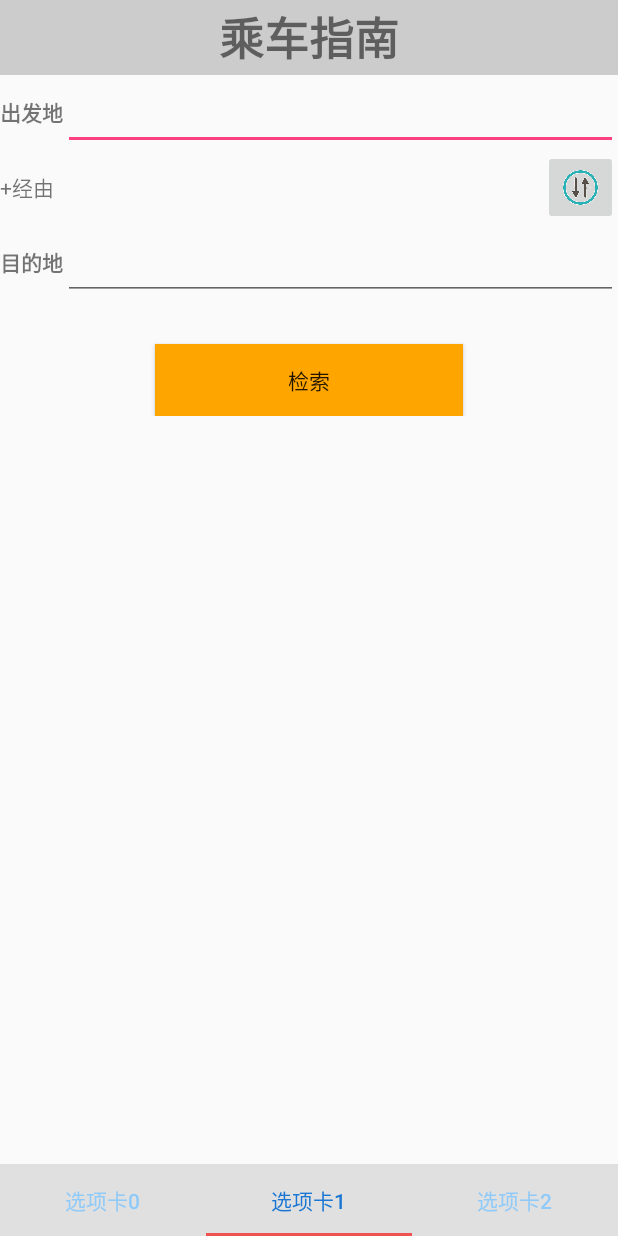
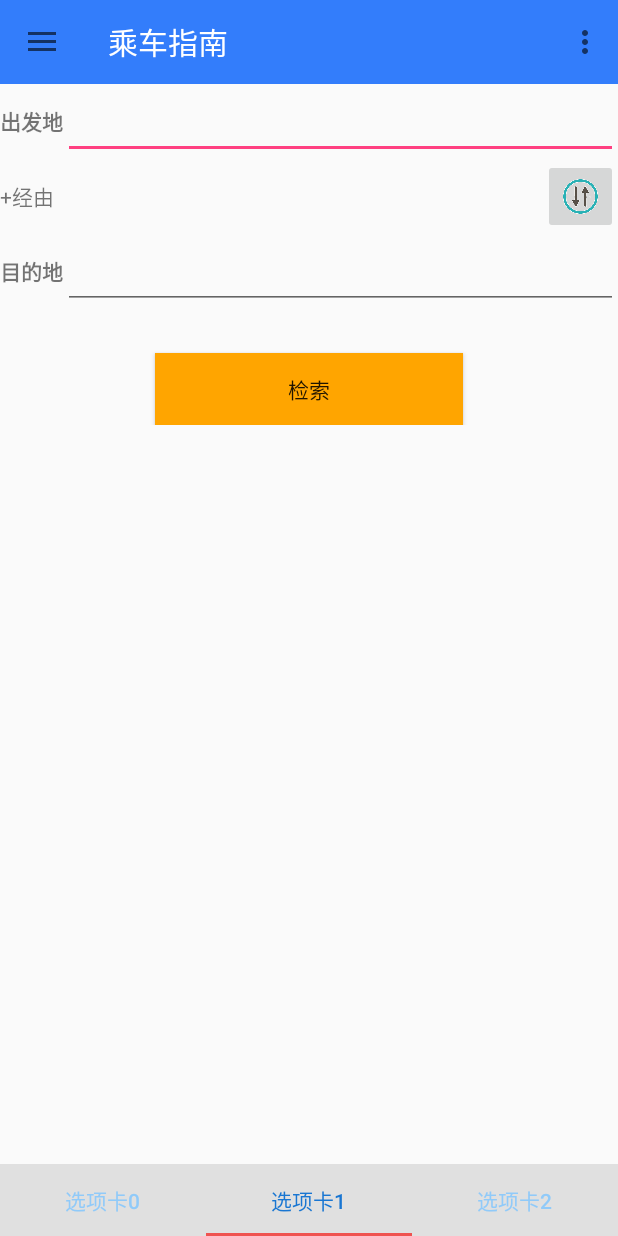
Before and after one commit to safari0825/TransferGuide, an Android app: the screen it shows after launch (MainActivity), item 2 of the bottom bar chosen, on a phone screen of 412 x 824 dp. Run offline under Robolectric (Android 15) with nearby library versions, the phone set to English and light mode, and no system bars.

Commit message:
add & delete via OK

```diff
--- a/app/src/main/AndroidManifest.xml
+++ b/app/src/main/AndroidManifest.xml
@@ -10,8 +10,7 @@
         android:theme="@style/AppTheme">
         <activity
             android:name=".MainActivity"
-            android:label="@string/app_name"
-            android:theme="@style/AppTheme.NoActionBar">
+            android:label="@string/app_name">
             <intent-filter>
                 <action android:name="android.intent.action.MAIN" />
 
@@ -21,7 +20,7 @@
         <activity
             android:name=".SrchResultActivity"
             android:label="@string/title_activity_srch_result"
-            android:theme="@style/AppTheme.NoActionBar"></activity>
+            ></activity>
     </application>
 
 </manifest>
--- a/app/src/main/java/jp/co/pp/transferguide/MainActivity.java
+++ b/app/src/main/java/jp/co/pp/transferguide/MainActivity.java
@@ -55,6 +55,8 @@ public class MainActivity extends AppCompatActivity {
         setContentView(R.layout.activity_main);
 
         initDrawer();
+
+        toolbarSet();
 
         TabLayout tabLayout = (TabLayout) findViewById(R.id.tabLayout);
         for (int i = 0; i < 3; i++)
@@ -163,9 +165,6 @@ public class MainActivity extends AppCompatActivity {
          //getSupportActionBar().setDisplayHomeAsUpEnabled(true);
          //getSupportActionBar().setHomeButtonEnabled(true);
 
-        getActionBar().setDisplayHomeAsUpEnabled(true);
-        getActionBar().setHomeButtonEnabled(true);
-
         String[] drawer_menu = this.getResources().getStringArray(R.array.drawer_menu);
         List<NaviListAdapter.BindData> dataList = new ArrayList<NaviListAdapter.BindData>();
         for(int i =0 ; i < drawer_menu.length;i++) {
@@ -184,44 +183,43 @@ public class MainActivity extends AppCompatActivity {
         //mDrawerList.setAdapter(new ArrayAdapter<String>(this,
         //        android.R.layout.simple_expandable_list_item_1, drawer_menu));
 
-        mDrawerList.setAdapter(new NaviListAdapter(this,R.layout.listnaviitem,dataList));
+        mDrawerList.setAdapter(new NaviListAdapter(this, R.layout.listnaviitem, dataList));
 
-        //layDrawer = (DrawerLayout) findViewById(R.id.drawer_layout);
-        //lstDrawer = (ListView) findViewById(R.id.left_drawer);
 
-        //NaviListAdapter adapter = new NaviListAdapter(this, null);
-        //lstDrawer.setAdapter(adapter);
-
-       // layDrawer.setDrawerShadow(R.drawable.drawer_shadow, GravityCompat.START);
-
-//        mTitle = mDrawerTitle = getTitle();
-//        drawerToggle = new ActionBarDrawerToggle(
-//                this,
-//                layDrawer,
-//                //R.mipmap.ic_drawer,
-//                R.string.drawer_open,
-//                R.string.drawer_close) {
-//
-//            @Override
-//            public void onDrawerClosed(View view) {
-//                super.onDrawerClosed(view);
-//                getSupportActionBar().setTitle(mTitle);
-//            }
-//
-//            @Override
-//            public void onDrawerOpened(View drawerView) {
-//                super.onDrawerOpened(drawerView);
-//                getSupportActionBar().setTitle(mDrawerTitle);
-//            }
-//        };
-//        drawerToggle.syncState();
-//
-//        layDrawer.setDrawerListener(drawerToggle);
     }
 
-    private void initDrawerList(){
-        //String[] drawer_menu = this.getResources().getStringArray(R.array.drawer_menu);
+    private void toolbarSet(){
+       Toolbar toolbar = (Toolbar) findViewById(R.id.toolbar1);
+       // Set an OnMenuItemClickListener to handle menu item clicks
+        toolbar.setOnMenuItemClickListener(new Toolbar.OnMenuItemClickListener() {
+            @Override
+            public boolean onMenuItemClick(MenuItem item) {
+                // Handle the menu item
+                return true;
+            }
+        });
+// Inflate a menu to be displayed in the toolbar
 
+        toolbar.inflateMenu(R.menu.menu_main);
+        setSupportActionBar(toolbar);
+
+        getSupportActionBar().setDisplayHomeAsUpEnabled(true);
+        getSupportActionBar().setHomeButtonEnabled(true);
+
+        //把toolbar和drawerlayout连起来
+        ActionBarDrawerToggle mActionBarDrawerToggle = new ActionBarDrawerToggle(this, mDrawerLayout, toolbar, R.string.drawer_open, R.string.drawer_close) {
+            @Override
+            public void onDrawerOpened(View drawerView) {
+                super.onDrawerOpened(drawerView);
+
+            }
+            @Override
+            public void onDrawerClosed(View drawerView) {
+                super.onDrawerClosed(drawerView);
+            }
+        };
+        mActionBarDrawerToggle.syncState();
+        mDrawerLayout.setDrawerListener(mActionBarDrawerToggle);
     }
 //    OnClickListener addViaBtnClick = new OnClickListener() {
 //        @Override
--- a/app/src/main/res/layout/activity_main.xml
+++ b/app/src/main/res/layout/activity_main.xml
@@ -6,12 +6,22 @@
     android:layout_height="match_parent"
     android:clickable="true"
     android:focusableInTouchMode="true">
-<android.support.design.widget.CoordinatorLayout xmlns:android="http://schemas.android.com/apk/res/android"
+<RelativeLayout xmlns:android="http://schemas.android.com/apk/res/android"
     xmlns:app="http://schemas.android.com/apk/res-auto"
     xmlns:tools="http://schemas.android.com/tools"
     android:layout_width="match_parent"
     android:layout_height="match_parent"
     tools:context="jp.co.pp.transferguide.MainActivity">
+
+    <android.support.v7.widget.Toolbar
+        android:id="@+id/toolbar1"
+        android:layout_width="match_parent"
+        android:layout_height="?attr/actionBarSize"
+        app:layout_collapseMode="pin"
+        app:popupTheme="@style/AppTheme.PopupOverlay"
+        app:title="@string/title"
+        app:titleTextColor="@color/white"
+        android:background="#337dfb" />
 
     <include layout="@layout/content_main" />
 
@@ -23,9 +33,9 @@
         app:tabIndicatorColor="#ef5350"
         app:tabSelectedTextColor="#1976d2"
         app:tabTextColor="#90caf9"
-        android:layout_gravity="bottom"
+        android:layout_alignParentBottom="true"
         app:layout_scrollFlags="scroll|enterAlways"/>
-</android.support.design.widget.CoordinatorLayout>
+</RelativeLayout>
 
     <ListView android:id="@+id/left_drawer"
         android:layout_width="240dp"
--- a/app/src/main/res/layout/activity_srch_result.xml
+++ b/app/src/main/res/layout/activity_srch_result.xml
@@ -32,8 +32,6 @@
         <!--</android.support.design.widget.CollapsingToolbarLayout>-->
 
     </android.support.design.widget.AppBarLayout>
-
-
     <include layout="@layout/content_srch_result" />
 
 
--- a/app/src/main/res/layout/content_main.xml
+++ b/app/src/main/res/layout/content_main.xml
@@ -1,21 +1,22 @@
 <?xml version="1.0" encoding="utf-8"?>
 <LinearLayout
+	android:layout_below="@+id/toolbar1"
 	android:id="@+id/widget41"
 	android:layout_width="match_parent"
 	android:layout_height="match_parent"
 	android:orientation="vertical"
 	xmlns:android="http://schemas.android.com/apk/res/android"
     android:weightSum="1">
-<TextView
-	android:id="@+id/title1"
-	android:layout_width="match_parent"
-	android:layout_height="50dp"
-	android:background="#ffcccccc"
-	android:text="@string/title"
-	android:typeface="monospace"
-	android:textSize="30dp"
-	android:textStyle="bold"
-    android:gravity="center_vertical|center_horizontal" />
+<!--<TextView-->
+	<!--android:id="@+id/title1"-->
+	<!--android:layout_width="match_parent"-->
+	<!--android:layout_height="50dp"-->
+	<!--android:background="#ffcccccc"-->
+	<!--android:text="@string/title"-->
+	<!--android:typeface="monospace"-->
+	<!--android:textSize="30dp"-->
+	<!--android:textStyle="bold"-->
+    <!--android:gravity="center_vertical|center_horizontal" />-->
 <LinearLayout
 	android:id="@+id/line1"
 	android:layout_width="match_parent"
--- a/app/src/main/res/values-v21/styles.xml
+++ b/app/src/main/res/values-v21/styles.xml
@@ -1,4 +1,4 @@
-<resources>>
+<resources>
 
     <style name="AppTheme.NoActionBar">
         <item name="windowActionBar">false</item>
--- a/app/src/main/res/values/styles.xml
+++ b/app/src/main/res/values/styles.xml
@@ -1,32 +1,32 @@
 <resources>
 
     <!-- Base application theme. -->
-    <style name="AppTheme" parent="Theme.AppCompat.Light.DarkActionBar">
+    <style name="AppTheme" parent="Theme.AppCompat.Light.NoActionBar">
         <!-- Customize your theme here. -->
         <item name="colorPrimary">@color/colorPrimary</item>
         <item name="colorPrimaryDark">@color/colorPrimaryDark</item>
         <item name="colorAccent">@color/colorAccent</item>
     </style>
 
-    <style name="AppTheme.NoActionBar">
-        <item name="windowActionBar">false</item>
-        <item name="windowNoTitle">true</item>
-    </style>
+    <!--<style name="AppTheme.NoActionBar">-->
+        <!--<item name="windowActionBar">false</item>-->
+        <!--<item name="windowNoTitle">true</item>-->
+    <!--</style>-->
 
     <style name="AppTheme.AppBarOverlay" parent="ThemeOverlay.AppCompat.Dark.ActionBar" />
 
     <style name="AppTheme.PopupOverlay" parent="ThemeOverlay.AppCompat.Light" />
 
-    <style name="FullscreenTheme" parent="AppTheme">
-        <item name="android:actionBarStyle">@style/FullscreenActionBarStyle</item>
-        <item name="android:windowActionBarOverlay">true</item>
-        <item name="android:windowBackground">@null</item>
-        <item name="metaButtonBarStyle">?android:attr/buttonBarStyle</item>
-        <item name="metaButtonBarButtonStyle">?android:attr/buttonBarButtonStyle</item>
-    </style>
+    <!--<style name="FullscreenTheme" parent="AppTheme">-->
+        <!--<item name="android:actionBarStyle">@style/FullscreenActionBarStyle</item>-->
+        <!--<item name="android:windowActionBarOverlay">true</item>-->
+        <!--<item name="android:windowBackground">@null</item>-->
+        <!--<item name="metaButtonBarStyle">?android:attr/buttonBarStyle</item>-->
+        <!--<item name="metaButtonBarButtonStyle">?android:attr/buttonBarButtonStyle</item>-->
+    <!--</style>-->
 
-    <style name="FullscreenActionBarStyle" parent="Widget.AppCompat.ActionBar">
-        <item name="android:background">@color/black_overlay</item>
-    </style>
+    <!--<style name="FullscreenActionBarStyle" parent="Widget.AppCompat.ActionBar">-->
+        <!--<item name="android:background">@color/black_overlay</item>-->
+    <!--</style>-->
 
 </resources>
```
